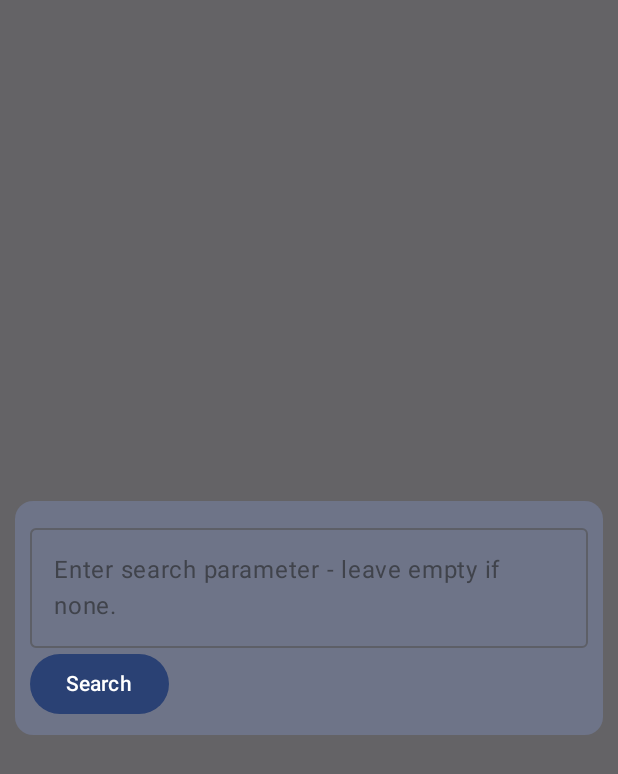
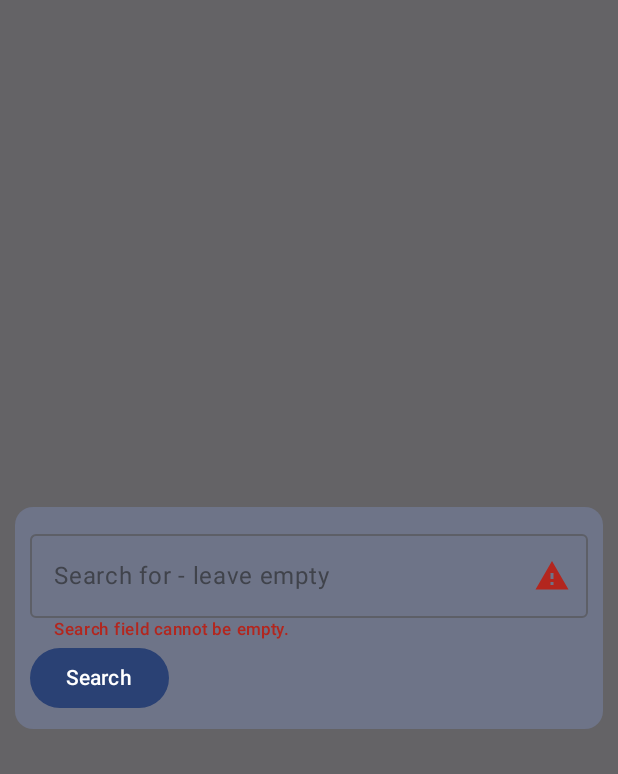
Before and after one commit to Robin8er/ToVisitMapApp, an Android app built with Jetpack Compose: the composable SearchToVisitListDialog shown on its own in the app's theme, after a tap on "Search", on a phone screen of 412 x 824 dp. Shown: the top 774 px of the screen. Run offline under Robolectric (Android 15) with nearby library versions, the phone set to English and light mode, and no system bars.

Commit message:
add: search vs view all buttons on map

```diff
--- a/app/src/main/java/hu/ait/tovisitmapapp/ui/screen/MapScreen.kt
+++ b/app/src/main/java/hu/ait/tovisitmapapp/ui/screen/MapScreen.kt
@@ -13,9 +13,11 @@ import androidx.compose.foundation.layout.fillMaxWidth
 import androidx.compose.foundation.layout.padding
 import androidx.compose.foundation.text.KeyboardOptions
 import androidx.compose.material.icons.Icons
+import androidx.compose.material.icons.filled.AccountCircle
 import androidx.compose.material.icons.filled.AddCircle
 import androidx.compose.material.icons.filled.Delete
 import androidx.compose.material.icons.filled.Info
+import androidx.compose.material.icons.filled.Search
 import androidx.compose.material.icons.filled.Warning
 import androidx.compose.material3.Button
 import androidx.compose.material3.Checkbox
@@ -38,6 +40,7 @@ import androidx.compose.runtime.setValue
 import androidx.compose.ui.Alignment
 import androidx.compose.ui.Modifier
 import androidx.compose.ui.platform.LocalContext
+import androidx.compose.ui.res.stringResource
 import androidx.compose.ui.text.input.KeyboardType
 import androidx.compose.ui.unit.dp
 import androidx.compose.ui.window.Dialog
@@ -108,10 +111,6 @@ fun MapScreen(
         mutableStateOf(false)
     }
 
-    var searchName by remember {
-        mutableStateOf("")
-    }
-
     Column {
         TopAppBar(
             title = {
@@ -119,9 +118,14 @@ fun MapScreen(
             },
             actions = {
                 IconButton(onClick = {
+                    onNavigateToToVisitList("")
+                }) {
+                    Icon(Icons.Filled.Info, null)
+                }
+                IconButton(onClick = {
                     showSearchDialog = true
                 }) {
-                    Icon(Icons.Filled.Info, null)
+                    Icon(Icons.Filled.Search, null)
                 }
             },
             colors = TopAppBarDefaults.smallTopAppBarColors(
@@ -280,6 +284,10 @@ private fun SearchToVisitListDialog(
             mutableStateOf("")
         }
 
+        var nameError by rememberSaveable {
+            mutableStateOf(false)
+        }
+
         Column(
             modifier = Modifier
                 .padding(10.dp)
@@ -294,15 +302,33 @@ private fun SearchToVisitListDialog(
                 value = searchName,
                 onValueChange = {
                     searchName = it
+                    nameError = searchName == ""
                 },
-                label = { Text(text = "Enter search parameter - leave empty if none.") }
+                label = { Text(text = "Search for - leave empty") },
+                trailingIcon = {
+                    if (nameError) {
+                    Icon(
+                        Icons.Filled.Warning, "Error",
+                        tint = MaterialTheme.colorScheme.error)
+                }}
             )
+
+            if (nameError) {
+                Text(
+                    text = "Search field cannot be empty.",
+                    color = MaterialTheme.colorScheme.error,
+                    style = MaterialTheme.typography.labelSmall,
+                    modifier = Modifier.padding(start = 16.dp)
+                )
+            }
 
             Button(onClick = {
                 if (searchName != "") {
                     searchName = "/$searchName"
+                    onNavigateToToVisitList(searchName)
+                } else {
+                    nameError = true
                 }
-                onNavigateToToVisitList(searchName)
             }) {
                 Text(text = "Search")
             }
```
